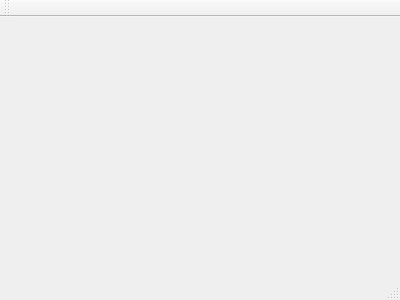
The window that mainwindow.ui (willoftw/uWho) describes before a commit, drawn with Qt 5.
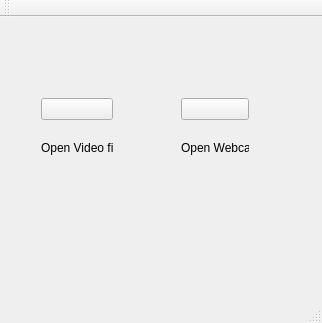
The same window after the commit. Icons and pictures are not drawn.

The edit to the form file:
```diff
--- a/mainwindow.ui
+++ b/mainwindow.ui
@@ -1,24 +1,114 @@
 <ui version="4.0">
  <class>MainWindow</class>
- <widget class="QMainWindow" name="MainWindow" >
-  <property name="geometry" >
+ <widget class="QMainWindow" name="MainWindow">
+  <property name="geometry">
    <rect>
     <x>0</x>
     <y>0</y>
-    <width>400</width>
-    <height>300</height>
+    <width>322</width>
+    <height>323</height>
    </rect>
   </property>
   <property name="windowTitle" >
    <string>MainWindow</string>
   </property>
-  <widget class="QMenuBar" name="menuBar" />
-  <widget class="QToolBar" name="mainToolBar" />
-  <widget class="QWidget" name="centralWidget" />
-  <widget class="QStatusBar" name="statusBar" />
+  <widget class="QWidget" name="centralWidget">
+   <widget class="QWidget" name="">
+    <property name="geometry">
+     <rect>
+      <x>30</x>
+      <y>70</y>
+      <width>94</width>
+      <height>93</height>
+     </rect>
+    </property>
+    <layout class="QVBoxLayout" name="verticalLayout">
+     <item>
+      <widget class="QPushButton" name="videofileButton">
+       <property name="text">
+        <string/>
+       </property>
+       <property name="icon">
+        <iconset>
+         <normaloff>videofile.png</normaloff>
+         <normalon>videofile.png</normalon>videofile.png</iconset>
+       </property>
+       <property name="iconSize">
+        <size>
+         <width>64</width>
+         <height>64</height>
+        </size>
+       </property>
+      </widget>
+     </item>
+     <item>
+      <widget class="QLabel" name="label">
+       <property name="text">
+        <string>Open Video file</string>
+       </property>
+      </widget>
+     </item>
+    </layout>
+   </widget>
+   <widget class="QWidget" name="">
+    <property name="geometry">
+     <rect>
+      <x>170</x>
+      <y>70</y>
+      <width>90</width>
+      <height>93</height>
+     </rect>
+    </property>
+    <layout class="QVBoxLayout" name="verticalLayout_2">
+     <item>
+      <widget class="QPushButton" name="webcamButton">
+       <property name="text">
+        <string/>
+       </property>
+       <property name="icon">
+        <iconset>
+         <normaloff>webcam.png</normaloff>
+         <normalon>webcam.png</normalon>webcam.png</iconset>
+       </property>
+       <property name="iconSize">
+        <size>
+         <width>64</width>
+         <height>64</height>
+        </size>
+       </property>
+      </widget>
+     </item>
+     <item>
+      <widget class="QLabel" name="label_2">
+       <property name="text">
+        <string>Open Webcam</string>
+       </property>
+      </widget>
+     </item>
+    </layout>
+   </widget>
+  </widget>
+  <widget class="QMenuBar" name="menuBar">
+   <property name="geometry">
+    <rect>
+     <x>0</x>
+     <y>0</y>
+     <width>322</width>
+     <height>20</height>
+    </rect>
+   </property>
+  </widget>
+  <widget class="QToolBar" name="mainToolBar">
+   <attribute name="toolBarArea">
+    <enum>TopToolBarArea</enum>
+   </attribute>
+   <attribute name="toolBarBreak">
+    <bool>false</bool>
+   </attribute>
+  </widget>
+  <widget class="QStatusBar" name="statusBar"/>
  </widget>
- <layoutDefault spacing="6" margin="11" />
- <pixmapfunction></pixmapfunction>
+ <layoutdefault spacing="6" margin="11"/>
  <resources/>
  <connections/>
 </ui>
```
Left out of the diff: 3 changed lines with no effect on the pictures.
